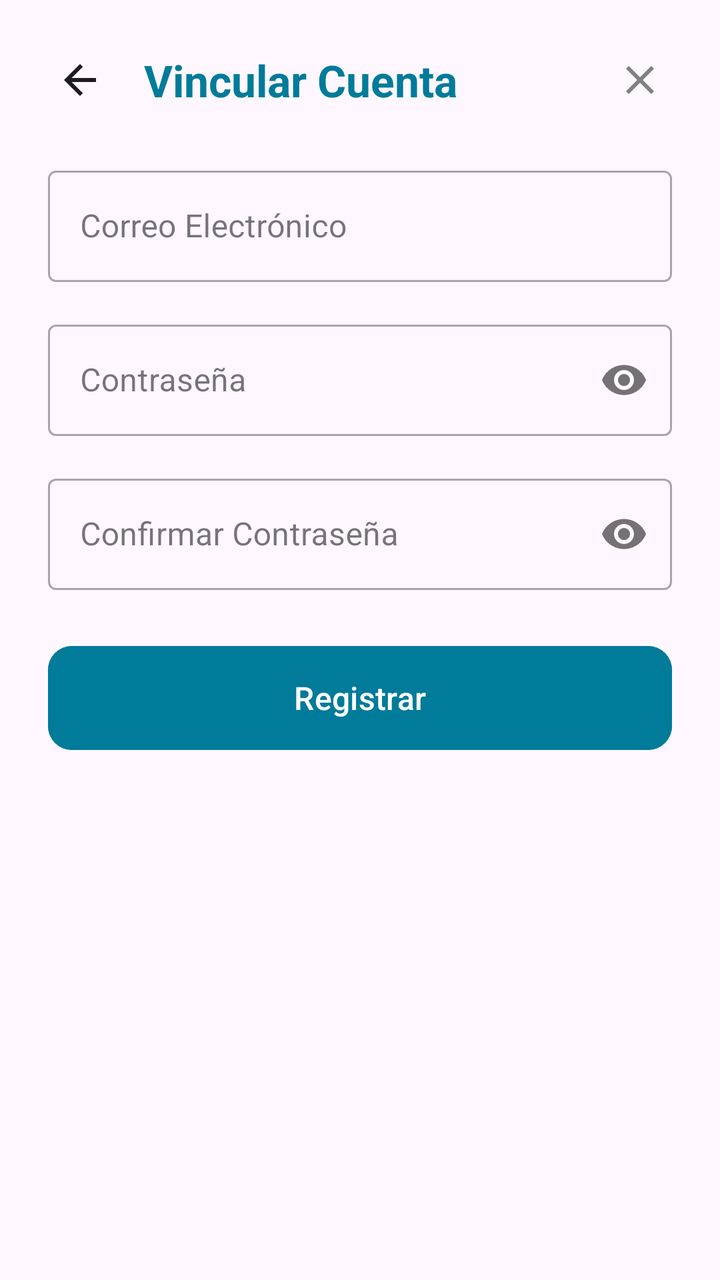
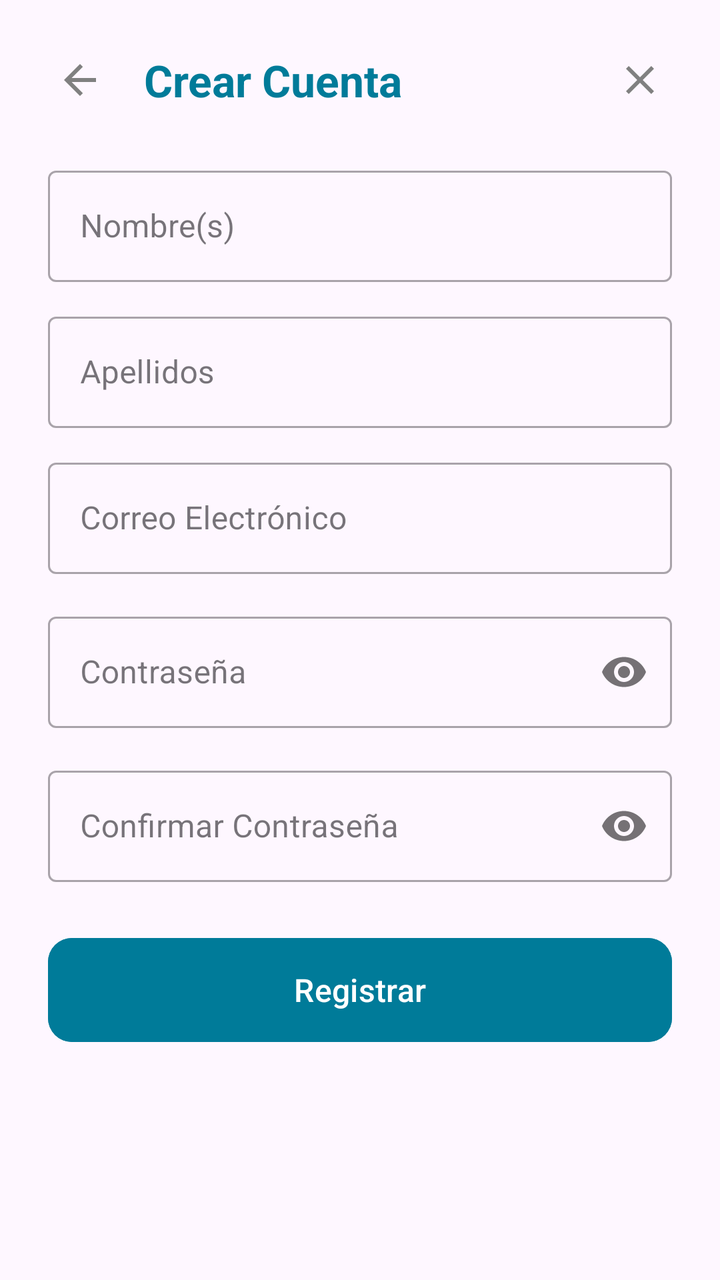

An Android layout rendered at two revisions. The XML below is the earlier revision; the diff shows what the commit changed to produce the second picture.
<!-- AndroidManifest.xml: application theme Theme.StudiOS -->
<!-- res/layout/dialogo_registro_correo.xml -->
<?xml version="1.0" encoding="utf-8"?>
<LinearLayout xmlns:android="http://schemas.android.com/apk/res/android"
    xmlns:app="http://schemas.android.com/apk/res-auto"
    android:layout_width="match_parent"
    android:layout_height="wrap_content"
    android:orientation="vertical"
    android:padding="24dp"
    android:background="?attr/colorSurface">

    <LinearLayout
        android:layout_width="match_parent"
        android:layout_height="wrap_content"
        android:orientation="horizontal"
        android:gravity="center_vertical"
        android:layout_marginBottom="24dp">

        <ImageButton
            android:id="@+id/btnRegresar"
            android:layout_width="32dp"
            android:layout_height="32dp"
            android:background="?attr/selectableItemBackgroundBorderless"
            android:src="@drawable/ic_arrow_back"
            app:tint="@color/selector_drawer_texto"
            android:layout_marginEnd="16dp"/>

        <TextView
            android:layout_width="0dp"
            android:layout_height="wrap_content"
            android:layout_weight="1"
            android:text="Vincular Cuenta"
            android:textColor="@color/studios_cyan_titulo"
            android:textSize="22sp"
            android:textStyle="bold"
            android:shadowColor="@color/studios_cyan_sombra"
            android:shadowDx="0"
            android:shadowDy="0"
            android:shadowRadius="15"/>

        <ImageButton
            android:id="@+id/btnCerrarRegistro"
            android:layout_width="32dp"
            android:layout_height="32dp"
            android:background="?attr/selectableItemBackgroundBorderless"
            android:src="@drawable/ic_close"
            app:tint="@color/gris_texto" />
    </LinearLayout>

    <com.google.android.material.textfield.TextInputLayout
        android:id="@+id/tilCorreo"
        style="@style/Widget.MaterialComponents.TextInputLayout.OutlinedBox"
        android:layout_width="match_parent"
        android:layout_height="wrap_content"
        android:hint="Correo Electrónico"
        android:layout_marginBottom="16dp">

        <com.google.android.material.textfield.TextInputEditText
            android:id="@+id/etCorreo"
            android:layout_width="match_parent"
            android:layout_height="wrap_content"
            android:inputType="textEmailAddress" />
    </com.google.android.material.textfield.TextInputLayout>

    <com.google.android.material.textfield.TextInputLayout
        android:id="@+id/tilContrasena"
        style="@style/Widget.MaterialComponents.TextInputLayout.OutlinedBox"
        android:layout_width="match_parent"
        android:layout_height="wrap_content"
        android:hint="Contraseña"
        app:passwordToggleEnabled="true"
        android:layout_marginBottom="16dp">

        <com.google.android.material.textfield.TextInputEditText
            android:id="@+id/etContrasena"
            android:layout_width="match_parent"
            android:layout_height="wrap_content"
            android:inputType="textPassword" />
    </com.google.android.material.textfield.TextInputLayout>

    <com.google.android.material.textfield.TextInputLayout
        android:id="@+id/tilConfirmarContrasena"
        style="@style/Widget.MaterialComponents.TextInputLayout.OutlinedBox"
        android:layout_width="match_parent"
        android:layout_height="wrap_content"
        android:hint="Confirmar Contraseña"
        app:passwordToggleEnabled="true"
        android:layout_marginBottom="24dp">

        <com.google.android.material.textfield.TextInputEditText
            android:id="@+id/etConfirmarContrasena"
            android:layout_width="match_parent"
            android:layout_height="wrap_content"
            android:inputType="textPassword" />
    </com.google.android.material.textfield.TextInputLayout>

    <com.google.android.material.button.MaterialButton
        android:id="@+id/btnRegistrar"
        android:layout_width="match_parent"
        android:layout_height="60dp"
        android:text="Registrar"
        android:textSize="16sp"
        android:textAllCaps="false"
        app:cornerRadius="12dp"
        android:backgroundTint="@color/studios_cyan_titulo"/>

</LinearLayout>
<!-- resources referenced by this layout -->
<resources>
  <color name="gris_texto">#808080</color>
  <color name="studios_cyan_sombra">#00000000</color>
  <color name="studios_cyan_titulo">#007B99</color>
  <!-- drawable ic_arrow_back (drawable) -->
  <vector xmlns:android="http://schemas.android.com/apk/res/android" android:autoMirrored="true" android:height="24dp" android:tint="#000000" android:viewportHeight="960" android:viewportWidth="960" android:width="24dp">
        
      <path android:fillColor="@android:color/white" android:pathData="M313,520L537,744L480,800L160,480L480,160L537,216L313,440L800,440L800,520L313,520Z"/>
      
  </vector>
  <!-- drawable ic_close (drawable) -->
  <vector xmlns:android="http://schemas.android.com/apk/res/android" android:height="24dp" android:tint="#000000" android:viewportHeight="24" android:viewportWidth="24" android:width="24dp">
        
      <path android:fillColor="@android:color/white" android:pathData="M19,6.41L17.59,5 12,10.59 6.41,5 5,6.41 10.59,12 5,17.59 6.41,19 12,13.41 17.59,19 19,17.59 13.41,12z"/>
      
  </vector>
  <style name="Theme.StudiOS" parent="Base.Theme.StudiOS" />
  <style name="Base.Theme.StudiOS" parent="Theme.Material3.DayNight.NoActionBar">
          
          
      </style>
</resources>

<!-- the commit's change to res/layout/dialogo_registro_correo.xml (unified diff, before → after) -->
@@ -15,26 +15,22 @@
         android:layout_marginBottom="24dp">
 
         <ImageButton
-            android:id="@+id/btnRegresar"
+            android:id="@+id/btnRegresarRegistro"
             android:layout_width="32dp"
             android:layout_height="32dp"
             android:background="?attr/selectableItemBackgroundBorderless"
             android:src="@drawable/ic_arrow_back"
-            app:tint="@color/selector_drawer_texto"
+            app:tint="@color/gris_texto"
             android:layout_marginEnd="16dp"/>
 
         <TextView
             android:layout_width="0dp"
             android:layout_height="wrap_content"
             android:layout_weight="1"
-            android:text="Vincular Cuenta"
+            android:text="Crear Cuenta"
             android:textColor="@color/studios_cyan_titulo"
             android:textSize="22sp"
-            android:textStyle="bold"
-            android:shadowColor="@color/studios_cyan_sombra"
-            android:shadowDx="0"
-            android:shadowDy="0"
-            android:shadowRadius="15"/>
+            android:textStyle="bold" />
 
         <ImageButton
             android:id="@+id/btnCerrarRegistro"
@@ -44,6 +40,32 @@
             android:src="@drawable/ic_close"
             app:tint="@color/gris_texto" />
     </LinearLayout>
+
+    <com.google.android.material.textfield.TextInputLayout
+        style="@style/Widget.MaterialComponents.TextInputLayout.OutlinedBox"
+        android:layout_width="match_parent"
+        android:layout_height="wrap_content"
+        android:hint="Nombre(s)"
+        android:layout_marginBottom="12dp">
+        <com.google.android.material.textfield.TextInputEditText
+            android:id="@+id/etNombreRegistro"
+            android:layout_width="match_parent"
+            android:layout_height="wrap_content"
+            android:inputType="textCapWords" />
+    </com.google.android.material.textfield.TextInputLayout>
+
+    <com.google.android.material.textfield.TextInputLayout
+        style="@style/Widget.MaterialComponents.TextInputLayout.OutlinedBox"
+        android:layout_width="match_parent"
+        android:layout_height="wrap_content"
+        android:hint="Apellidos"
+        android:layout_marginBottom="12dp">
+        <com.google.android.material.textfield.TextInputEditText
+            android:id="@+id/etApellidoRegistro"
+            android:layout_width="match_parent"
+            android:layout_height="wrap_content"
+            android:inputType="textCapWords" />
+    </com.google.android.material.textfield.TextInputLayout>
 
     <com.google.android.material.textfield.TextInputLayout
         android:id="@+id/tilCorreo"
<!-- resource entries referenced after the edit -->
@@ -1,7 +1,6 @@
 <!-- resources referenced by this layout -->
 <resources>
   <color name="gris_texto">#808080</color>
-  <color name="studios_cyan_sombra">#00000000</color>
   <color name="studios_cyan_titulo">#007B99</color>
   <!-- drawable ic_arrow_back (drawable) -->
   <vector xmlns:android="http://schemas.android.com/apk/res/android" android:autoMirrored="true" android:height="24dp" android:tint="#000000" android:viewportHeight="960" android:viewportWidth="960" android:width="24dp">
